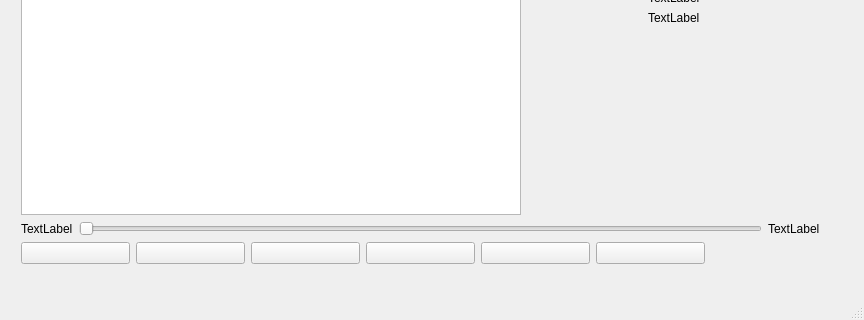
Above: client/mainwindow.ui from werew/mpv-gui before the change; both pictures show x 0 to 864 and y 273 to 593 of the 864 by 593 pixel window. Below: the same form after it.
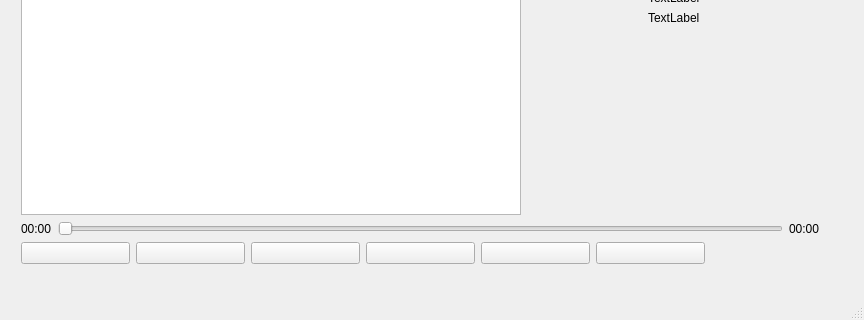
That is the form after the change. Icons and pictures are not drawn. Custom widgets are drawn as their Qt base class.

Commit message: Adding current and total time labels

What changed in the file:
```diff
--- a/client/mainwindow.ui
+++ b/client/mainwindow.ui
@@ -175,7 +175,7 @@
          <item>
           <widget class="QLabel" name="tempsCourant">
            <property name="text">
-            <string>TextLabel</string>
+            <string>00:00</string>
            </property>
           </widget>
          </item>
@@ -198,7 +198,7 @@
          <item>
           <widget class="QLabel" name="tempsTotal">
            <property name="text">
-            <string>TextLabel</string>
+            <string>00:00</string>
            </property>
           </widget>
          </item>
```
Left out of the diff: 2 changed lines with no effect on the pictures. The commit also changes 1 other file.
